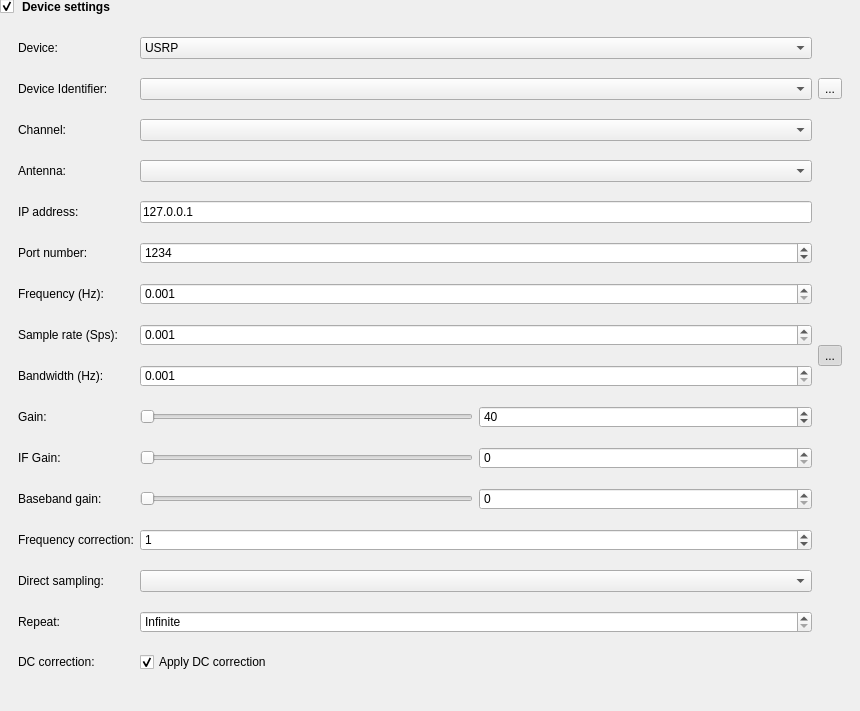
Above: data/ui/send_recv_device_settings.ui from jopohl/urh before the change. Below: the same form after it.
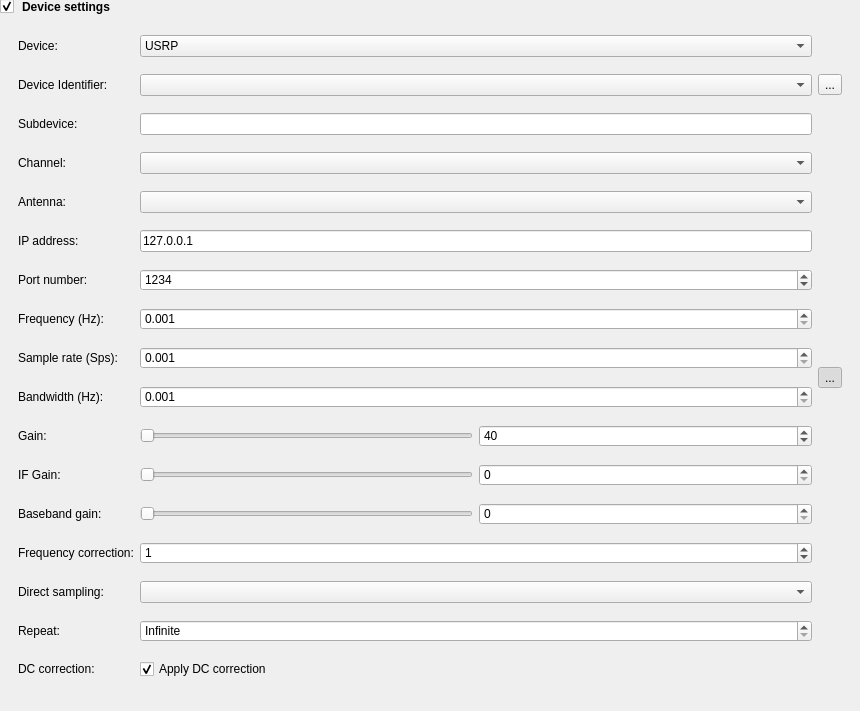
That is the form after the change. Icons and pictures are not drawn. Custom widgets are drawn as their Qt base class.

Commit message: make subdevice for usrp configurable

Diff of the .ui file:
```diff
--- a/data/ui/send_recv_device_settings.ui
+++ b/data/ui/send_recv_device_settings.ui
@@ -81,195 +81,23 @@
          <number>0</number>
         </property>
         <layout class="QGridLayout" name="gridLayout">
-         <item row="6" column="0">
-          <widget class="QLabel" name="labelFreq">
-           <property name="text">
-            <string>Frequency (Hz):</string>
-           </property>
-          </widget>
-         </item>
-         <item row="2" column="0">
-          <widget class="QLabel" name="labelChannel">
-           <property name="text">
-            <string>Channel:</string>
-           </property>
-          </widget>
-         </item>
-         <item row="2" column="1">
-          <widget class="QComboBox" name="comboBoxChannel"/>
-         </item>
-         <item row="0" column="0">
-          <widget class="QLabel" name="label_3">
-           <property name="text">
-            <string>Device:</string>
-           </property>
-          </widget>
-         </item>
-         <item row="4" column="1">
-          <widget class="QLineEdit" name="lineEditIP">
-           <property name="text">
-            <string>127.0.0.1</string>
-           </property>
-          </widget>
-         </item>
-         <item row="7" column="0">
-          <widget class="QLabel" name="labelSampleRate">
-           <property name="text">
-            <string>Sample rate (Sps):</string>
-           </property>
-          </widget>
-         </item>
-         <item row="7" column="1">
-          <widget class="KillerDoubleSpinBox" name="spinBoxSampleRate">
-           <property name="decimals">
-            <number>3</number>
-           </property>
-           <property name="minimum">
-            <double>0.001000000000000</double>
-           </property>
-           <property name="maximum">
-            <double>1000000000000.000000000000000</double>
-           </property>
-          </widget>
-         </item>
-         <item row="5" column="0">
-          <widget class="QLabel" name="labelPort">
-           <property name="text">
-            <string>Port number:</string>
-           </property>
-          </widget>
-         </item>
-         <item row="3" column="1">
-          <widget class="QComboBox" name="comboBoxAntenna"/>
-         </item>
-         <item row="0" column="1">
-          <widget class="QComboBox" name="cbDevice">
-           <property name="sizePolicy">
-            <sizepolicy hsizetype="Expanding" vsizetype="Fixed">
-             <horstretch>0</horstretch>
-             <verstretch>0</verstretch>
-            </sizepolicy>
-           </property>
-           <item>
-            <property name="text">
-             <string>USRP</string>
-            </property>
-           </item>
-           <item>
-            <property name="text">
-             <string>HackRF</string>
-            </property>
-           </item>
-          </widget>
-         </item>
-         <item row="5" column="1">
-          <widget class="QSpinBox" name="spinBoxPort">
-           <property name="minimum">
-            <number>1</number>
-           </property>
-           <property name="maximum">
-            <number>65535</number>
-           </property>
-           <property name="value">
-            <number>1234</number>
-           </property>
-          </widget>
-         </item>
-         <item row="4" column="0">
-          <widget class="QLabel" name="labelIP">
-           <property name="text">
-            <string>IP address:</string>
-           </property>
-          </widget>
-         </item>
-         <item row="13" column="0">
-          <widget class="QLabel" name="labelDirectSampling">
+         <item row="13" column="1">
+          <widget class="QSpinBox" name="spinBoxFreqCorrection">
            <property name="toolTip">
-            <string>&lt;html&gt;&lt;head/&gt;&lt;body&gt;&lt;p&gt;Set the direct sampling mode. If you do not know what to choose here, just set it to disabled. The&lt;span style=&quot; font-weight:600;&quot;&gt; native backend&lt;/span&gt; is recommended, when using this setting.&lt;/p&gt;&lt;/body&gt;&lt;/html&gt;</string>
-           </property>
-           <property name="text">
-            <string>Direct sampling:</string>
-           </property>
-          </widget>
-         </item>
-         <item row="10" column="1">
-          <layout class="QGridLayout" name="gridLayout_7">
-           <item row="0" column="0">
-            <widget class="QSlider" name="sliderIFGain">
-             <property name="toolTip">
-              <string>&lt;html&gt;&lt;head/&gt;&lt;body&gt;&lt;p&gt;The IF Gain is applied to the Intermediate Frequency signal in your Software Defined Radio. An IF signal has a lower frequency than the high frequent RF signal, so signal processing can be applied more efficiently.&lt;/p&gt;&lt;/body&gt;&lt;/html&gt;</string>
-             </property>
-             <property name="orientation">
-              <enum>Qt::Horizontal</enum>
-             </property>
-            </widget>
-           </item>
-           <item row="0" column="1">
-            <widget class="QSpinBox" name="spinBoxIFGain">
-             <property name="sizePolicy">
-              <sizepolicy hsizetype="MinimumExpanding" vsizetype="Fixed">
-               <horstretch>0</horstretch>
-               <verstretch>0</verstretch>
-              </sizepolicy>
-             </property>
-             <property name="toolTip">
-              <string>&lt;html&gt;&lt;head/&gt;&lt;body&gt;&lt;p&gt;The IF Gain is applied to the Intermediate Frequency signal in your Software Defined Radio. An IF signal has a lower frequency than the high frequent RF signal, so signal processing can be applied more efficiently.&lt;/p&gt;&lt;/body&gt;&lt;/html&gt;</string>
-             </property>
-            </widget>
-           </item>
-          </layout>
-         </item>
-         <item row="1" column="1">
-          <widget class="QComboBox" name="comboBoxDeviceIdentifier">
-           <property name="editable">
-            <bool>false</bool>
-           </property>
-           <property name="insertPolicy">
-            <enum>QComboBox::NoInsert</enum>
-           </property>
-          </widget>
-         </item>
-         <item row="14" column="0">
-          <widget class="QLabel" name="labelNRepeat">
-           <property name="text">
-            <string>Repeat:</string>
-           </property>
-          </widget>
-         </item>
-         <item row="6" column="1">
-          <widget class="KillerDoubleSpinBox" name="spinBoxFreq">
-           <property name="decimals">
-            <number>3</number>
+            <string>&lt;html&gt;&lt;head/&gt;&lt;body&gt;&lt;p&gt;Set the frequency correction in &lt;span style=&quot; font-weight:600;&quot;&gt;ppm&lt;/span&gt;. If you do not know what to enter here, just leave it to one.&lt;/p&gt;&lt;/body&gt;&lt;/html&gt;</string>
            </property>
            <property name="minimum">
-            <double>0.001000000000000</double>
+            <number>-1000</number>
            </property>
            <property name="maximum">
-            <double>1000000000000.000000000000000</double>
+            <number>1000</number>
+           </property>
+           <property name="value">
+            <number>1</number>
            </property>
           </widget>
          </item>
          <item row="12" column="0">
-          <widget class="QLabel" name="labelFreqCorrection">
-           <property name="toolTip">
-            <string>&lt;html&gt;&lt;head/&gt;&lt;body&gt;&lt;p&gt;Set the frequency correction in &lt;span style=&quot; font-weight:600;&quot;&gt;ppm&lt;/span&gt;. If you do not know what to enter here, just leave it to one.&lt;/p&gt;&lt;/body&gt;&lt;/html&gt;</string>
-           </property>
-           <property name="text">
-            <string>Frequency correction:</string>
-           </property>
-          </widget>
-         </item>
-         <item row="10" column="0">
-          <widget class="QLabel" name="labelIFGain">
-           <property name="toolTip">
-            <string>&lt;html&gt;&lt;head/&gt;&lt;body&gt;&lt;p&gt;The IF Gain is applied to the Intermediate Frequency signal in your Software Defined Radio. An IF signal has a lower frequency than the high frequent RF signal, so signal processing can be applied more efficiently.&lt;/p&gt;&lt;/body&gt;&lt;/html&gt;</string>
-           </property>
-           <property name="text">
-            <string>IF Gain:</string>
-           </property>
-          </widget>
-         </item>
-         <item row="11" column="0">
           <widget class="QLabel" name="labelBasebandGain">
            <property name="toolTip">
             <string>&lt;html&gt;&lt;head/&gt;&lt;body&gt;&lt;p&gt;The baseband gain is applied to the baseband signal in your software defined radio. The baseband signal is at low frequency and gathered from the RF signal by &lt;span style=&quot; font-weight:600;&quot;&gt;complex downsampling&lt;/span&gt;.&lt;/p&gt;&lt;/body&gt;&lt;/html&gt;</string>
@@ -279,75 +107,7 @@
            </property>
           </widget>
          </item>
-         <item row="9" column="0">
-          <widget class="QLabel" name="labelGain">
-           <property name="toolTip">
-            <string>&lt;html&gt;&lt;head/&gt;&lt;body&gt;&lt;p&gt;The gain (more exactly RF gain) is the gain applied to the RF signal. This amplifies the high frequent signal arriving at the antenna of your Software Defined Radio.&lt;/p&gt;&lt;/body&gt;&lt;/html&gt;</string>
-           </property>
-           <property name="text">
-            <string>Gain:</string>
-           </property>
-          </widget>
-         </item>
-         <item row="8" column="1">
-          <widget class="KillerDoubleSpinBox" name="spinBoxBandwidth">
-           <property name="decimals">
-            <number>3</number>
-           </property>
-           <property name="minimum">
-            <double>0.001000000000000</double>
-           </property>
-           <property name="maximum">
-            <double>1000000000000.000000000000000</double>
-           </property>
-          </widget>
-         </item>
-         <item row="9" column="1">
-          <layout class="QGridLayout" name="gridLayout_5">
-           <property name="sizeConstraint">
-            <enum>QLayout::SetDefaultConstraint</enum>
-           </property>
-           <item row="0" column="0">
-            <widget class="QSlider" name="sliderGain">
-             <property name="toolTip">
-              <string>&lt;html&gt;&lt;head/&gt;&lt;body&gt;&lt;p&gt;The gain (more exactly RF gain) is the gain applied to the RF signal. This amplifies the high frequent signal arriving at the antenna of your Software Defined Radio.&lt;/p&gt;&lt;/body&gt;&lt;/html&gt;</string>
-             </property>
-             <property name="maximum">
-              <number>100</number>
-             </property>
-             <property name="singleStep">
-              <number>1</number>
-             </property>
-             <property name="orientation">
-              <enum>Qt::Horizontal</enum>
-             </property>
-            </widget>
-           </item>
-           <item row="0" column="1">
-            <widget class="QSpinBox" name="spinBoxGain">
-             <property name="sizePolicy">
-              <sizepolicy hsizetype="MinimumExpanding" vsizetype="Fixed">
-               <horstretch>0</horstretch>
-               <verstretch>0</verstretch>
-              </sizepolicy>
-             </property>
-             <property name="toolTip">
-              <string>&lt;html&gt;&lt;head/&gt;&lt;body&gt;&lt;p&gt;The gain (more exactly RF gain) is the gain applied to the RF signal. This amplifies the high frequent signal arriving at the antenna of your Software Defined Radio.&lt;/p&gt;&lt;/body&gt;&lt;/html&gt;</string>
-             </property>
-             <property name="minimum">
-              <number>0</number>
-             </property>
-             <property name="maximum">
-              <number>99</number>
-             </property>
-             <property name="value">
-              <number>40</number>
-             </property>
-            </widget>
-           </item>
-          </layout>
-         </item>
-         <item row="11" column="1">
+         <item row="12" column="1">
           <layout class="QGridLayout" name="gridLayout_8">
            <item row="0" column="0">
             <widget class="QSlider" name="sliderBasebandGain">
@@ -389,10 +149,50 @@
            </item>
           </layout>
          </item>
-         <item row="3" column="0">
-          <widget class="QLabel" name="labelAntenna">
+         <item row="9" column="0">
+          <widget class="QLabel" name="labelBandwidth">
            <property name="text">
-            <string>Antenna:</string>
+            <string>Bandwidth (Hz):</string>
+           </property>
+          </widget>
+         </item>
+         <item row="13" column="0">
+          <widget class="QLabel" name="labelFreqCorrection">
+           <property name="toolTip">
+            <string>&lt;html&gt;&lt;head/&gt;&lt;body&gt;&lt;p&gt;Set the frequency correction in &lt;span style=&quot; font-weight:600;&quot;&gt;ppm&lt;/span&gt;. If you do not know what to enter here, just leave it to one.&lt;/p&gt;&lt;/body&gt;&lt;/html&gt;</string>
+           </property>
+           <property name="text">
+            <string>Frequency correction:</string>
+           </property>
+          </widget>
+         </item>
+         <item row="10" column="0">
+          <widget class="QLabel" name="labelGain">
+           <property name="toolTip">
+            <string>&lt;html&gt;&lt;head/&gt;&lt;body&gt;&lt;p&gt;The gain (more exactly RF gain) is the gain applied to the RF signal. This amplifies the high frequent signal arriving at the antenna of your Software Defined Radio.&lt;/p&gt;&lt;/body&gt;&lt;/html&gt;</string>
+           </property>
+           <property name="text">
+            <string>Gain:</string>
+           </property>
+          </widget>
+         </item>
+         <item row="1" column="1">
+          <widget class="QComboBox" name="comboBoxDeviceIdentifier">
+           <property name="editable">
+            <bool>false</bool>
+           </property>
+           <property name="insertPolicy">
+            <enum>QComboBox::NoInsert</enum>
+           </property>
+          </widget>
+         </item>
+         <item row="16" column="0">
+          <widget class="QLabel" name="labelDCCorrection">
+           <property name="toolTip">
+            <string>Apply DC correction during recording, that is, ensure the captured signal has a mean value of zero.</string>
+           </property>
+           <property name="text">
+            <string>DC correction:</string>
            </property>
           </widget>
          </item>
@@ -403,27 +203,47 @@
            </property>
           </widget>
          </item>
-         <item row="14" column="1">
-          <widget class="QSpinBox" name="spinBoxNRepeat">
-           <property name="specialValueText">
-            <string>Infinite</string>
-           </property>
-           <property name="maximum">
-            <number>999999999</number>
-           </property>
-          </widget>
-         </item>
-         <item row="8" column="0">
-          <widget class="QLabel" name="labelBandwidth">
+         <item row="6" column="0">
+          <widget class="QLabel" name="labelPort">
            <property name="text">
-            <string>Bandwidth (Hz):</string>
+            <string>Port number:</string>
            </property>
           </widget>
          </item>
-         <item row="13" column="1">
-          <widget class="QComboBox" name="comboBoxDirectSampling">
+         <item row="11" column="0">
+          <widget class="QLabel" name="labelIFGain">
            <property name="toolTip">
-            <string>&lt;html&gt;&lt;head/&gt;&lt;body&gt;&lt;p&gt;Set the direct sampling mode. If you do not know what to choose here, just set it to disabled. The&lt;span style=&quot; font-weight:600;&quot;&gt; native backend&lt;/span&gt; is recommended, when using this setting.&lt;/p&gt;&lt;/body&gt;&lt;/html&gt;</string>
+            <string>&lt;html&gt;&lt;head/&gt;&lt;body&gt;&lt;p&gt;The IF Gain is applied to the Intermediate Frequency signal in your Software Defined Radio. An IF signal has a lower frequency than the high frequent RF signal, so signal processing can be applied more efficiently.&lt;/p&gt;&lt;/body&gt;&lt;/html&gt;</string>
+           </property>
+           <property name="text">
+            <string>IF Gain:</string>
+           </property>
+          </widget>
+         </item>
+         <item row="0" column="0">
+          <widget class="QLabel" name="label_3">
+           <property name="text">
+            <string>Device:</string>
+           </property>
+          </widget>
+         </item>
+         <item row="7" column="1">
+          <widget class="KillerDoubleSpinBox" name="spinBoxFreq">
+           <property name="decimals">
+            <number>3</number>
+           </property>
+           <property name="minimum">
+            <double>0.001000000000000</double>
+           </property>
+           <property name="maximum">
+            <double>1000000000000.000000000000000</double>
+           </property>
+          </widget>
+         </item>
+         <item row="4" column="0">
+          <widget class="QLabel" name="labelAntenna">
+           <property name="text">
+            <string>Antenna:</string>
            </property>
           </widget>
          </item>
@@ -438,23 +258,48 @@
            </property>
           </widget>
          </item>
-         <item row="12" column="1">
-          <widget class="QSpinBox" name="spinBoxFreqCorrection">
-           <property name="toolTip">
-            <string>&lt;html&gt;&lt;head/&gt;&lt;body&gt;&lt;p&gt;Set the frequency correction in &lt;span style=&quot; font-weight:600;&quot;&gt;ppm&lt;/span&gt;. If you do not know what to enter here, just leave it to one.&lt;/p&gt;&lt;/body&gt;&lt;/html&gt;</string>
+         <item row="0" column="1">
+          <widget class="QComboBox" name="cbDevice">
+           <property name="sizePolicy">
+            <sizepolicy hsizetype="Expanding" vsizetype="Fixed">
+             <horstretch>0</horstretch>
+             <verstretch>0</verstretch>
+            </sizepolicy>
            </property>
-           <property name="minimum">
-            <number>-1000</number>
+           <item>
+            <property name="text">
+             <string>USRP</string>
+            </property>
+           </item>
+           <item>
+            <property name="text">
+             <string>HackRF</string>
+            </property>
+           </item>
+          </widget>
+         </item>
+         <item row="5" column="1">
+          <widget class="QLineEdit" name="lineEditIP">
+           <property name="text">
+            <string>127.0.0.1</string>
            </property>
-           <property name="maximum">
-            <number>1000</number>
+          </widget>
+         </item>
+         <item row="5" column="0">
+          <widget class="QLabel" name="labelIP">
+           <property name="text">
+            <string>IP address:</string>
            </property>
-           <property name="value">
-            <number>1</number>
+          </widget>
+         </item>
+         <item row="7" column="0">
+          <widget class="QLabel" name="labelFreq">
+           <property name="text">
+            <string>Frequency (Hz):</string>
            </property>
           </widget>
          </item>
-         <item row="7" column="2" rowspan="2">
+         <item row="8" column="2" rowspan="2">
           <widget class="QToolButton" name="btnLockBWSR">
            <property name="sizePolicy">
             <sizepolicy hsizetype="Fixed" vsizetype="Fixed">
@@ -483,17 +328,92 @@
            </property>
           </widget>
          </item>
+         <item row="10" column="1">
+          <layout class="QGridLayout" name="gridLayout_5">
+           <property name="sizeConstraint">
+            <enum>QLayout::SetDefaultConstraint</enum>
+           </property>
+           <item row="0" column="0">
+            <widget class="QSlider" name="sliderGain">
+             <property name="toolTip">
+              <string>&lt;html&gt;&lt;head/&gt;&lt;body&gt;&lt;p&gt;The gain (more exactly RF gain) is the gain applied to the RF signal. This amplifies the high frequent signal arriving at the antenna of your Software Defined Radio.&lt;/p&gt;&lt;/body&gt;&lt;/html&gt;</string>
+             </property>
+             <property name="maximum">
+              <number>100</number>
+             </property>
+             <property name="singleStep">
+              <number>1</number>
+             </property>
+             <property name="orientation">
+              <enum>Qt::Horizontal</enum>
+             </property>
+            </widget>
+           </item>
+           <item row="0" column="1">
+            <widget class="QSpinBox" name="spinBoxGain">
+             <property name="sizePolicy">
+              <sizepolicy hsizetype="MinimumExpanding" vsizetype="Fixed">
+               <horstretch>0</horstretch>
+               <verstretch>0</verstretch>
+              </sizepolicy>
+             </property>
+             <property name="toolTip">
+              <string>&lt;html&gt;&lt;head/&gt;&lt;body&gt;&lt;p&gt;The gain (more exactly RF gain) is the gain applied to the RF signal. This amplifies the high frequent signal arriving at the antenna of your Software Defined Radio.&lt;/p&gt;&lt;/body&gt;&lt;/html&gt;</string>
+             </property>
+             <property name="minimum">
+              <number>0</number>
+             </property>
+             <property name="maximum">
+              <number>99</number>
+             </property>
+             <property name="value">
+              <number>40</number>
+             </property>
+            </widget>
+           </item>
+          </layout>
+         </item>
+         <item row="6" column="1">
+          <widget class="QSpinBox" name="spinBoxPort">
+           <property name="minimum">
+            <number>1</number>
+           </property>
+           <property name="maximum">
+            <number>65535</number>
+           </property>
+           <property name="value">
+            <number>1234</number>
+           </property>
+          </widget>
+         </item>
+         <item row="4" column="1">
+          <widget class="QComboBox" name="comboBoxAntenna"/>
+         </item>
+         <item row="14" column="1">
+          <widget class="QComboBox" name="comboBoxDirectSampling">
+           <property name="toolTip">
+            <string>&lt;html&gt;&lt;head/&gt;&lt;body&gt;&lt;p&gt;Set the direct sampling mode. If you do not know what to choose here, just set it to disabled. The&lt;span style=&quot; font-weight:600;&quot;&gt; native backend&lt;/span&gt; is recommended, when using this setting.&lt;/p&gt;&lt;/body&gt;&lt;/html&gt;</string>
+           </property>
+          </widget>
+         </item>
+         <item row="14" column="0">
+          <widget class="QLabel" name="labelDirectSampling">
+           <property name="toolTip">
+            <string>&lt;html&gt;&lt;head/&gt;&lt;body&gt;&lt;p&gt;Set the direct sampling mode. If you do not know what to choose here, just set it to disabled. The&lt;span style=&quot; font-weight:600;&quot;&gt; native backend&lt;/span&gt; is recommended, when using this setting.&lt;/p&gt;&lt;/body&gt;&lt;/html&gt;</string>
+           </property>
+           <property name="text">
+            <string>Direct sampling:</string>
+           </property>
+          </widget>
+         </item>
          <item row="15" column="0">
-          <widget class="QLabel" name="labelDCCorrection">
-           <property name="toolTip">
-            <string>Apply DC correction during recording, that is, ensure the captured signal has a mean value of zero.</string>
-           </property>
+          <widget class="QLabel" name="labelNRepeat">
            <property name="text">
-            <string>DC correction:</string>
+            <string>Repeat:</string>
            </property>
           </widget>
          </item>
-         <item row="15" column="1">
+         <item row="16" column="1">
           <widget class="QCheckBox" name="checkBoxDCCorrection">
            <property name="toolTip">
             <string>Apply DC correction during recording, that is, ensure the captured signal has a mean value of zero.</string>
@@ -506,6 +426,103 @@
            </property>
           </widget>
          </item>
+         <item row="3" column="1">
+          <widget class="QComboBox" name="comboBoxChannel"/>
+         </item>
+         <item row="3" column="0">
+          <widget class="QLabel" name="labelChannel">
+           <property name="text">
+            <string>Channel:</string>
+           </property>
+          </widget>
+         </item>
+         <item row="8" column="0">
+          <widget class="QLabel" name="labelSampleRate">
+           <property name="text">
+            <string>Sample rate (Sps):</string>
+           </property>
+          </widget>
+         </item>
+         <item row="11" column="1">
+          <layout class="QGridLayout" name="gridLayout_7">
+           <item row="0" column="0">
+            <widget class="QSlider" name="sliderIFGain">
+             <property name="toolTip">
+              <string>&lt;html&gt;&lt;head/&gt;&lt;body&gt;&lt;p&gt;The IF Gain is applied to the Intermediate Frequency signal in your Software Defined Radio. An IF signal has a lower frequency than the high frequent RF signal, so signal processing can be applied more efficiently.&lt;/p&gt;&lt;/body&gt;&lt;/html&gt;</string>
+             </property>
+             <property name="orientation">
+              <enum>Qt::Horizontal</enum>
+             </property>
+            </widget>
+           </item>
+           <item row="0" column="1">
+            <widget class="QSpinBox" name="spinBoxIFGain">
+             <property name="sizePolicy">
+              <sizepolicy hsizetype="MinimumExpanding" vsizetype="Fixed">
+               <horstretch>0</horstretch>
+               <verstretch>0</verstretch>
+              </sizepolicy>
+             </property>
+             <property name="toolTip">
+              <string>&lt;html&gt;&lt;head/&gt;&lt;body&gt;&lt;p&gt;The IF Gain is applied to the Intermediate Frequency signal in your Software Defined Radio. An IF signal has a lower frequency than the high frequent RF signal, so signal processing can be applied more efficiently.&lt;/p&gt;&lt;/body&gt;&lt;/html&gt;</string>
+             </property>
+            </widget>
+           </item>
+          </layout>
+         </item>
+         <item row="15" column="1">
+          <widget class="QSpinBox" name="spinBoxNRepeat">
+           <property name="specialValueText">
+            <string>Infinite</string>
+           </property>
+           <property name="maximum">
+            <number>999999999</number>
+           </property>
+          </widget>
+         </item>
+         <item row="8" column="1">
+          <widget class="KillerDoubleSpinBox" name="spinBoxSampleRate">
+           <property name="decimals">
+            <number>3</number>
+           </property>
+           <property name="minimum">
+            <double>0.001000000000000</double>
+           </property>
+           <property name="maximum">
+            <double>1000000000000.000000000000000</double>
+           </property>
+          </widget>
+         </item>
+         <item row="9" column="1">
+          <widget class="KillerDoubleSpinBox" name="spinBoxBandwidth">
+           <property name="decimals">
+            <number>3</number>
+           </property>
+           <property name="minimum">
+            <double>0.001000000000000</double>
+           </property>
+           <property name="maximum">
+            <double>1000000000000.000000000000000</double>
+           </property>
+          </widget>
+         </item>
+         <item row="2" column="0">
+          <widget class="QLabel" name="labelSubdevice">
+           <property name="toolTip">
+            <string>&lt;html&gt;&lt;head/&gt;&lt;body&gt;&lt;p&gt;Configure the subdevice of your USRP. For example, &lt;span style=&quot; font-weight:600;&quot;&gt;B:0 &lt;/span&gt;to select a WBX on slot B. You can learn more at &lt;a href=&quot;http://files.ettus.com/manual/page_configuration.html#config_subdev&quot;&gt;&lt;span style=&quot; text-decoration: underline; color:#2980b9;&quot;&gt;http://files.ettus.com/manual/page_configuration.html#config_subdev.&lt;/span&gt;&lt;/a&gt;&lt;/p&gt;&lt;/body&gt;&lt;/html&gt;</string>
+           </property>
+           <property name="text">
+            <string>&lt;html&gt;&lt;head/&gt;&lt;body&gt;&lt;p&gt;Subdevice:&lt;/p&gt;&lt;/body&gt;&lt;/html&gt;</string>
+           </property>
+          </widget>
+         </item>
+         <item row="2" column="1">
+          <widget class="QLineEdit" name="lineEditSubdevice">
+           <property name="toolTip">
+            <string>&lt;html&gt;&lt;head/&gt;&lt;body&gt;&lt;p&gt;Configure the subdevice of your USRP. For example, &lt;span style=&quot; font-weight:600;&quot;&gt;B:0 &lt;/span&gt;to select a WBX on slot B. You can learn more at &lt;a href=&quot;http://files.ettus.com/manual/page_configuration.html#config_subdev&quot;&gt;&lt;span style=&quot; text-decoration: underline; color:#2980b9;&quot;&gt;http://files.ettus.com/manual/page_configuration.html#config_subdev.&lt;/span&gt;&lt;/a&gt;&lt;/p&gt;&lt;/body&gt;&lt;/html&gt;</string>
+           </property>
+          </widget>
+         </item>
         </layout>
        </widget>
       </item>
```
Left out of the diff: 6 changed lines with no effect on the pictures. The commit also changes 7 other files.
